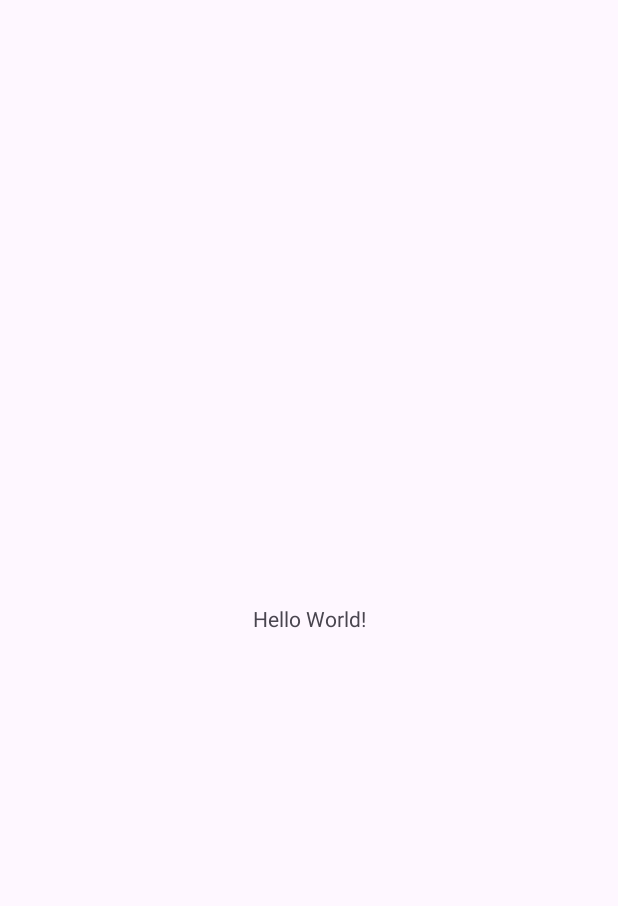
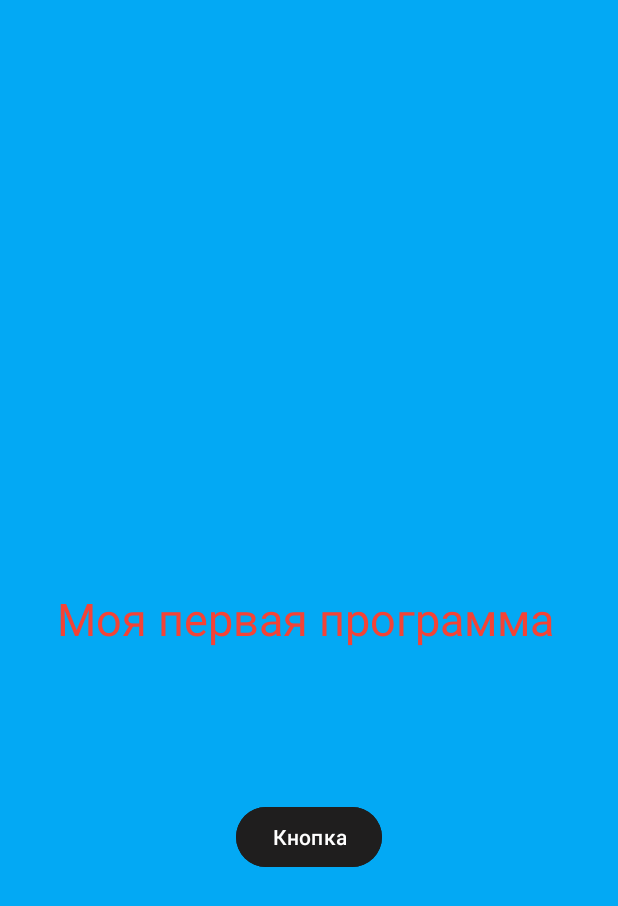
Before and after one commit to Krasnikova-4/zadanie1, an Android app: the screen it shows after launch (MainActivity), on a phone screen of 412 x 824 dp. Before the commit the part shown is almost empty. Shown: the top 906 px of the screen. Run offline under Robolectric (Android 15) with nearby library versions, the phone set to English and light mode, and no system bars.

Commit message:
моя первая работа

```diff
--- a/app/src/main/res/layout/activity_main.xml
+++ b/app/src/main/res/layout/activity_main.xml
@@ -5,15 +5,29 @@
     android:id="@+id/main"
     android:layout_width="match_parent"
     android:layout_height="match_parent"
+    android:background="#03A9F4"
     tools:context=".MainActivity">
 
     <TextView
+        android:id="@+id/textView"
         android:layout_width="wrap_content"
         android:layout_height="wrap_content"
-        android:text="Hello World!"
+        android:layout_marginStart="38dp"
+        android:text="Моя первая программа"
+        android:textColor="#F44336"
+        android:textSize="30sp"
         app:layout_constraintBottom_toBottomOf="parent"
-        app:layout_constraintEnd_toEndOf="parent"
         app:layout_constraintStart_toStartOf="parent"
         app:layout_constraintTop_toTopOf="parent" />
 
+    <Button
+        android:id="@+id/button"
+        android:layout_width="wrap_content"
+        android:layout_height="wrap_content"
+        android:layout_marginTop="101dp"
+        android:backgroundTint="#1F1E1E"
+        android:text="Кнопка"
+        app:layout_constraintEnd_toEndOf="parent"
+        app:layout_constraintStart_toStartOf="parent"
+        app:layout_constraintTop_toBottomOf="@+id/textView" />
 </androidx.constraintlayout.widget.ConstraintLayout>
```
Also changed, not shown: gradle/libs.versions.toml (+5 -5 lines), gradle/wrapper/gradle-wrapper.properties, settings.gradle.kts (line endings or trailing spaces).
